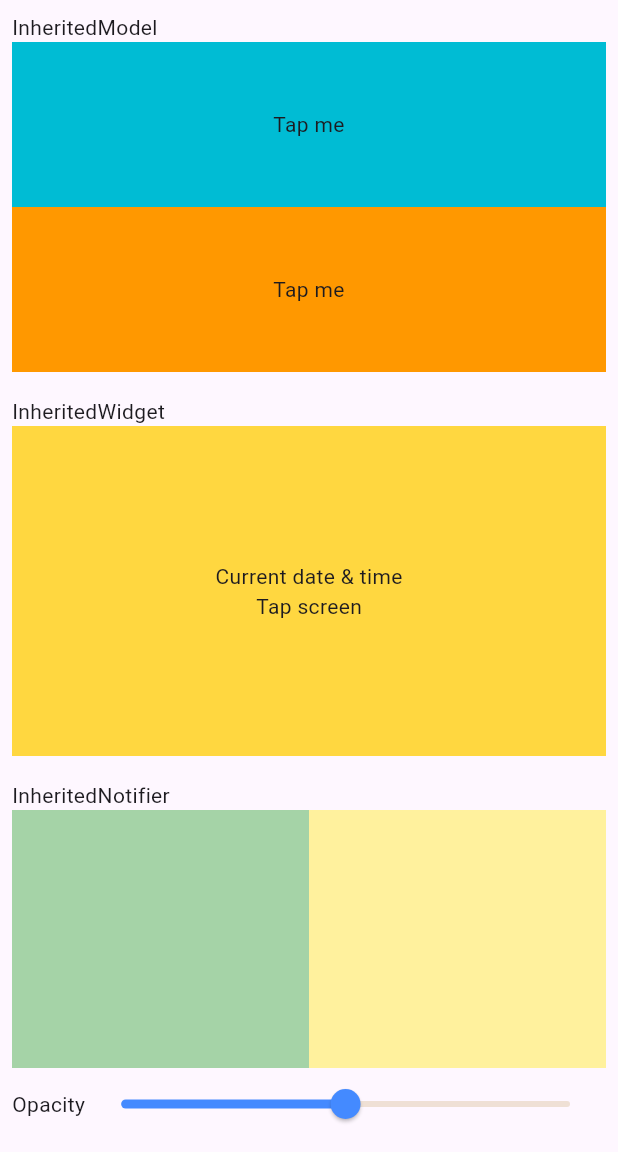
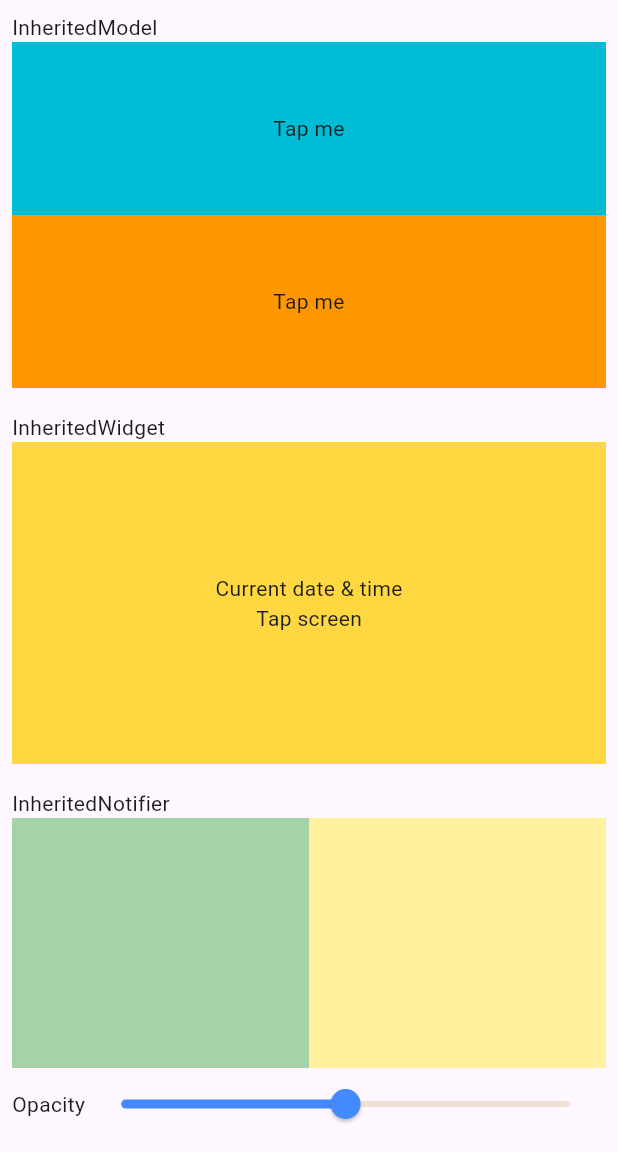
Before and after one commit to wadpas/inherited_flutter_state, a Flutter app: the screen it shows after launch, on a phone screen of 412 x 824 dp, the part 84-1236 px from its top. Run offline on Flutter 3.47's test engine with Material 3 defaults, Android fonts, the phone set to English and light mode, and no system bars; our stand-ins replace google_fonts.

Commit message:
refactored opacity_inherited_notifier

```diff
--- a/lib/colors_inherited_model/color_widget.dart
+++ b/lib/colors_inherited_model/color_widget.dart
@@ -1,5 +1,5 @@
 import 'package:flutter/material.dart';
-import 'package:inherited_state_flutter/colors_inherited_model/available_colors_widget.dart';
+import 'package:inherited_flutter_state/colors_inherited_model/available_colors_widget.dart';
 
 class ColorWidget extends StatelessWidget {
   final AvailableColors colorNumber;
--- a/lib/colors_inherited_model/colors_widget.dart
+++ b/lib/colors_inherited_model/colors_widget.dart
@@ -1,8 +1,8 @@
 import 'dart:math';
 
 import 'package:flutter/material.dart';
-import 'package:inherited_state_flutter/colors_inherited_model/color_widget.dart';
-import 'package:inherited_state_flutter/colors_inherited_model/available_colors_widget.dart';
+import 'package:inherited_flutter_state/colors_inherited_model/color_widget.dart';
+import 'package:inherited_flutter_state/colors_inherited_model/available_colors_widget.dart';
 
 class ColorsWidget extends StatefulWidget {
   const ColorsWidget({super.key});
--- a/lib/date_time_inherited_widget/date_time_inherited.dart
+++ b/lib/date_time_inherited_widget/date_time_inherited.dart
@@ -1,5 +1,5 @@
 import 'package:flutter/material.dart';
-import 'package:inherited_state_flutter/date_time_inherited_widget/api_provider.dart';
+import 'package:inherited_flutter_state/date_time_inherited_widget/api_provider.dart';
 import 'package:uuid/uuid.dart';
 
 class DateTimeInherited extends InheritedWidget {
--- a/lib/date_time_inherited_widget/date_time_widget.dart
+++ b/lib/date_time_inherited_widget/date_time_widget.dart
@@ -1,7 +1,7 @@
 import 'package:flutter/material.dart';
 import 'package:intl/intl.dart';
 
-import 'package:inherited_state_flutter/date_time_inherited_widget/date_time_inherited.dart';
+import 'package:inherited_flutter_state/date_time_inherited_widget/date_time_inherited.dart';
 
 class DateTimeWidget extends StatefulWidget {
   const DateTimeWidget({super.key});
@@ -23,7 +23,8 @@ class _DatePageState extends State<DateTimeWidget> {
           _textKey = ValueKey(dateTime);
         });
       },
-      child: SizedBox.expand(
+      child: Container(
+        margin: const EdgeInsets.only(top: 16),
         child: Column(
           crossAxisAlignment: CrossAxisAlignment.start,
           children: [
--- a/lib/inherited_notifier.dart
+++ /dev/null
@@ -1,94 +0,0 @@
-import 'package:flutter/material.dart';
-
-class SliderData extends ChangeNotifier {
-  double _value = 0.5;
-  double get value => _value;
-  set value(double newValue) {
-    if (newValue != value) {
-      _value = newValue;
-      notifyListeners();
-    }
-  }
-}
-
-final sliderData = SliderData();
-
-class SliderInheritedNotifier extends InheritedNotifier<SliderData> {
-  const SliderInheritedNotifier({
-    super.key,
-    required super.notifier,
-    required super.child,
-  });
-
-  static double of(BuildContext context) =>
-      context
-          .dependOnInheritedWidgetOfExactType<SliderInheritedNotifier>()
-          ?.notifier
-          ?.value ??
-      0;
-}
-
-class NotifierInherited extends StatelessWidget {
-  const NotifierInherited({super.key});
-
-  @override
-  Widget build(BuildContext context) {
-    return SliderInheritedNotifier(
-      notifier: sliderData,
-      child: Builder(
-        builder: (context) {
-          return Column(
-            crossAxisAlignment: CrossAxisAlignment.start,
-            children: [
-              const Text('InheritedNotifier'),
-              Expanded(
-                child: Column(
-                  children: [
-                    Expanded(
-                      child: Row(
-                        children: [
-                          Opacity(
-                            opacity: SliderInheritedNotifier.of(context),
-                            child: Container(
-                              color: Colors.green,
-                            ),
-                          ),
-                          Opacity(
-                            opacity: SliderInheritedNotifier.of(context),
-                            child: Container(
-                              color: Colors.yellow,
-                            ),
-                          )
-                        ].expandEqually().toList(),
-                      ),
-                    ),
-                    Row(
-                      children: [
-                        const Text('Opacity'),
-                        Expanded(
-                          child: Slider(
-                            activeColor: Colors.blueAccent,
-                            value: SliderInheritedNotifier.of(context),
-                            onChanged: (value) {
-                              sliderData.value = value;
-                            },
-                          ),
-                        ),
-                      ],
-                    ),
-                  ],
-                ),
-              ),
-            ],
-          );
-        },
-      ),
-    );
-  }
-}
-
-extension ExpandEqually on Iterable<Widget> {
-  Iterable<Widget> expandEqually() => map(
-        (w) => Expanded(child: w),
-      );
-}
--- a/lib/main.dart
+++ b/lib/main.dart
@@ -1,10 +1,10 @@
 import 'package:flutter/material.dart';
 import 'package:google_fonts/google_fonts.dart';
-import 'package:inherited_state_flutter/colors_inherited_model/colors_widget.dart';
-import 'package:inherited_state_flutter/date_time_inherited_widget/api_provider.dart';
-import 'package:inherited_state_flutter/date_time_inherited_widget/date_time_widget.dart';
-import 'package:inherited_state_flutter/inherited_notifier.dart';
-import 'package:inherited_state_flutter/date_time_inherited_widget/date_time_inherited.dart';
+import 'package:inherited_flutter_state/colors_inherited_model/colors_widget.dart';
+import 'package:inherited_flutter_state/date_time_inherited_widget/api_provider.dart';
+import 'package:inherited_flutter_state/date_time_inherited_widget/date_time_widget.dart';
+import 'package:inherited_flutter_state/opacity_inherited_notifier/opacity_widget.dart';
+import 'package:inherited_flutter_state/date_time_inherited_widget/date_time_inherited.dart';
 
 void main() {
   runApp(
@@ -26,9 +26,6 @@ class MyApp extends StatelessWidget {
         textTheme: GoogleFonts.aBeeZeeTextTheme(),
       ),
       home: const HomePage(),
-      routes: {
-        '/inherited-notifier': (context) => const NotifierInherited(),
-      },
     );
   }
 }
@@ -46,23 +43,21 @@ class HomePage extends StatelessWidget {
         padding: const EdgeInsets.all(8.0),
         child: Column(
           children: [
-            const Expanded(
-              child: ColorsWidget(),
+            const ColorsWidget(),
+            DateTimeInherited(
+              dateTimeApi: ApiProvider(),
+              child: const DateTimeWidget(),
             ),
-            const SizedBox(height: 16),
-            Expanded(
-              child: DateTimeInherited(
-                dateTimeApi: ApiProvider(),
-                child: const DateTimeWidget(),
-              ),
-            ),
-            const SizedBox(height: 16),
-            const Expanded(
-              child: NotifierInherited(),
-            )
-          ],
+            const OpacityWidget()
+          ].expandEqually().toList(),
         ),
       ),
     );
   }
 }
+
+extension ExpandEqually on Iterable<Widget> {
+  Iterable<Widget> expandEqually() => map(
+        (w) => Expanded(child: w),
+      );
+}
--- /dev/null
+++ b/lib/opacity_inherited_notifier/opacity_widget.dart
@@ -0,0 +1,66 @@
+import 'package:flutter/material.dart';
+import 'package:inherited_flutter_state/main.dart';
+import 'slider_inherited_notifier.dart';
+import 'slider_state.dart';
+
+class OpacityWidget extends StatelessWidget {
+  const OpacityWidget({super.key});
+
+  @override
+  Widget build(BuildContext context) {
+    return SliderInheritedNotifier(
+      notifier: sliderData,
+      child: Builder(
+        builder: (context) {
+          return Container(
+            margin: const EdgeInsets.only(top: 16),
+            child: Column(
+              crossAxisAlignment: CrossAxisAlignment.start,
+              children: [
+                const Text('InheritedNotifier'),
+                Expanded(
+                  child: Column(
+                    children: [
+                      Expanded(
+                        child: Row(
+                          children: [
+                            Opacity(
+                              opacity: SliderInheritedNotifier.of(context),
+                              child: Container(
+                                color: Colors.green,
+                              ),
+                            ),
+                            Opacity(
+                              opacity: SliderInheritedNotifier.of(context),
+                              child: Container(
+                                color: Colors.yellow,
+                              ),
+                            )
+                          ].expandEqually().toList(),
+                        ),
+                      ),
+                      Row(
+                        children: [
+                          const Text('Opacity'),
+                          Expanded(
+                            child: Slider(
+                              activeColor: Colors.blueAccent,
+                              value: SliderInheritedNotifier.of(context),
+                              onChanged: (value) {
+                                sliderData.value = value;
+                              },
+                            ),
+                          ),
+                        ],
+                      ),
+                    ],
+                  ),
+                ),
+              ],
+            ),
+          );
+        },
+      ),
+    );
+  }
+}
--- /dev/null
+++ b/lib/opacity_inherited_notifier/slider_inherited_notifier.dart
@@ -0,0 +1,17 @@
+import 'package:flutter/material.dart';
+import 'package:inherited_flutter_state/opacity_inherited_notifier/slider_state.dart';
+
+class SliderInheritedNotifier extends InheritedNotifier<SliderState> {
+  const SliderInheritedNotifier({
+    super.key,
+    required super.notifier,
+    required super.child,
+  });
+
+  static double of(BuildContext context) =>
+      context
+          .dependOnInheritedWidgetOfExactType<SliderInheritedNotifier>()
+          ?.notifier
+          ?.value ??
+      0;
+}
--- /dev/null
+++ b/lib/opacity_inherited_notifier/slider_state.dart
@@ -0,0 +1,14 @@
+import 'package:flutter/material.dart';
+
+class SliderState extends ChangeNotifier {
+  double _value = 0.5;
+  double get value => _value;
+  set value(double newValue) {
+    if (newValue != value) {
+      _value = newValue;
+      notifyListeners();
+    }
+  }
+}
+
+final sliderData = SliderState();
--- a/pubspec.yaml
+++ b/pubspec.yaml
@@ -1,4 +1,4 @@
-name: inherited_state_flutter
+name: inherited_flutter_state
 description: A new Flutter project.
 # The following line prevents the package from being accidentally published to
 # pub.dev using `flutter pub publish`. This is preferred for private packages.
```
Also changed, not shown: 4 other files.
